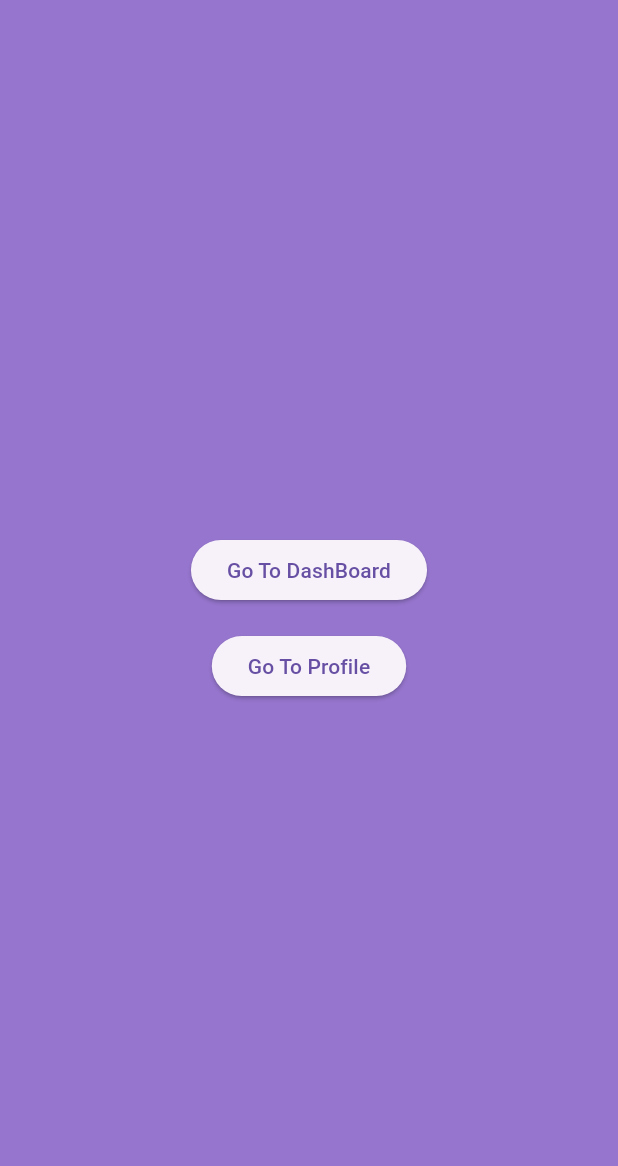
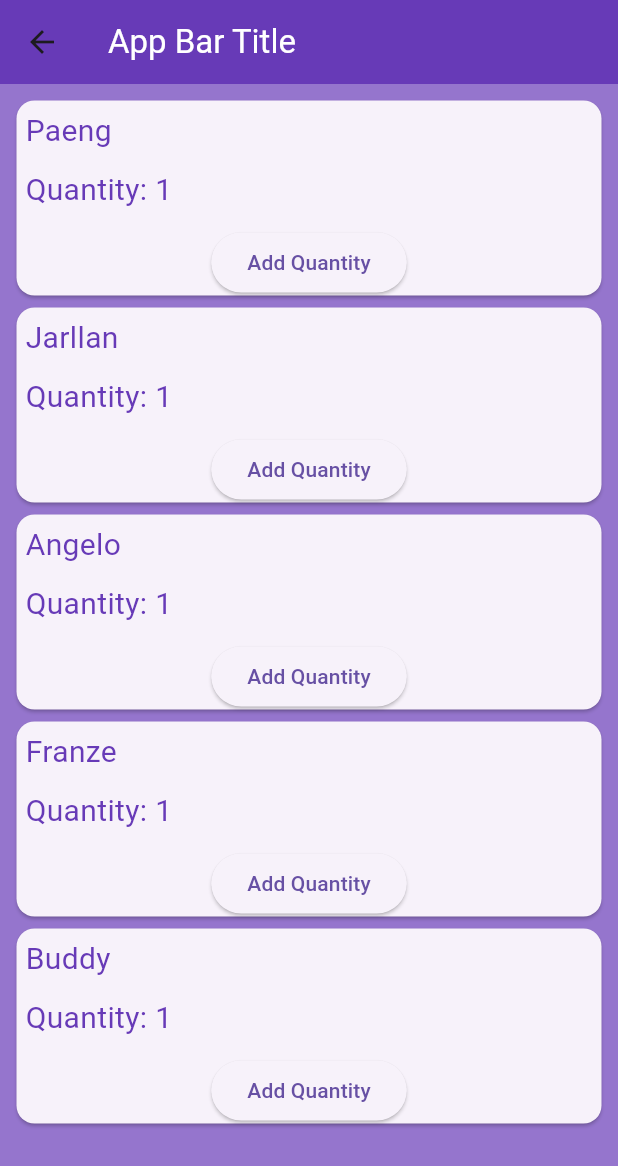
Before and after one commit to snocccc/animalKingdom, a Flutter app: the Menu screen opened by its route, on a phone screen of 412 x 824 dp. Shown: the top 1166 px of the screen. Run offline on Flutter 3.47's test engine with Material 3 defaults, Android fonts, the phone set to English and light mode, and no system bars.

Commit message:
activity 2, cardBoard

```diff
--- a/lib/main.dart
+++ b/lib/main.dart
@@ -4,6 +4,7 @@ import 'package:untitled/pages/dashboard.dart';
 import 'package:untitled/pages/menu.dart';
 
 void main() => runApp(MaterialApp(
+  initialRoute: '/menu',
   routes: {
     '/' :(context) => Dashboard(),
     '/menu' :(context) => Menu(),
--- a/lib/pages/menu.dart
+++ b/lib/pages/menu.dart
@@ -1,4 +1,6 @@
 import 'package:flutter/material.dart';
+import 'package:untitled/services/animal.dart';
+import 'package:untitled/services/menuCard.dart';
 
 class Menu extends StatefulWidget {
   const Menu({super.key});
@@ -7,32 +9,92 @@ class Menu extends StatefulWidget {
   State<Menu> createState() => _MenuState();
 }
 
+List<Animal> animal = [
+  Animal(animalName: "Paeng", quantity: 1),
+  Animal(animalName: "Jarllan", quantity: 1),
+  Animal(animalName: "Angelo", quantity: 1),
+  Animal(animalName: "Franze", quantity: 1),
+  Animal(animalName: "Buddy", quantity: 1),
+];
+
 class _MenuState extends State<Menu> {
+  void incrementQuantity(int index) {
+    setState(() {
+      animal[index].quantity++;
+    });
+  }
+
+  Widget cardTemplate(Animal animal, int index) {
+    return SizedBox(
+      height: 138,
+      child: Card(
+        margin: EdgeInsets.all(4),
+        child: Padding(
+          padding: const EdgeInsets.all(6.0),
+          child: Column(
+            crossAxisAlignment: CrossAxisAlignment.start,
+            children: [
+              Text(
+                animal.animalName,
+                style: TextStyle(
+                  fontSize: 20,
+                  color: Colors.deepPurple,
+                ),
+              ),
+              SizedBox(height: 10),
+              Text(
+                'Quantity: ${animal.quantity}',
+                style: TextStyle(
+                  fontSize: 20,
+                  color: Colors.deepPurple,
+                ),
+              ),
+              SizedBox(height: 10),
+              Row(
+                mainAxisAlignment: MainAxisAlignment.center,
+                children: [
+                  ElevatedButton(
+                    onPressed: () => incrementQuantity(index),
+                    child: Text("Add Quantity"),
+                  ),
+                ],
+              ),
+            ],
+          ),
+        ),
+      ),
+    );
+  }
+
   @override
   Widget build(BuildContext context) {
-
     return Scaffold(
+      appBar: AppBar(
+        title: Text(
+          'App Bar Title', // Set your desired title here
+          style: TextStyle(color: Colors.white), // Set the font color to white
+        ),
+        backgroundColor: Colors.deepPurple, // Set the color for the app bar
+      ),
       backgroundColor: Colors.deepPurple[300],
-      body: Center(
-        child: Column(
-          mainAxisAlignment: MainAxisAlignment.center, // Center the buttons vertically
-          children: [
-            ElevatedButton(
-              onPressed: () {
-                Navigator.pushNamed(context, '/');
-              },
-              child: Text('Go To DashBoard'),
-            ),
-            SizedBox(height: 16), // Add some spacing between the buttons
-            ElevatedButton(
-              onPressed: () {
-                Navigator.pushNamed(context, '/profile');
-              },
-              child: Text('Go To Profile'),
-            ),
-          ],
+      body: Padding(
+        padding: EdgeInsets.all(7.0),
+        child: SingleChildScrollView(
+          child: Column(
+            children: animal.asMap().entries.map((entry) {
+              int index = entry.key;
+              Animal animal = entry.value;
+              return cardTemplate(animal, index);
+            }).toList(),
+          ),
         ),
       ),
     );
   }
 }
+
+void main() {
+  runApp(MaterialApp(
+    home: Menu(),
+  ));
+}
--- /dev/null
+++ b/lib/services/animal.dart
@@ -0,0 +1,6 @@
+class Animal {
+  String animalName;
+  int quantity;
+
+  Animal({required this.animalName, required this.quantity});
+}
```
Also changed, not shown: lib/services/menuCard.dart (added, +38 -0 lines).
